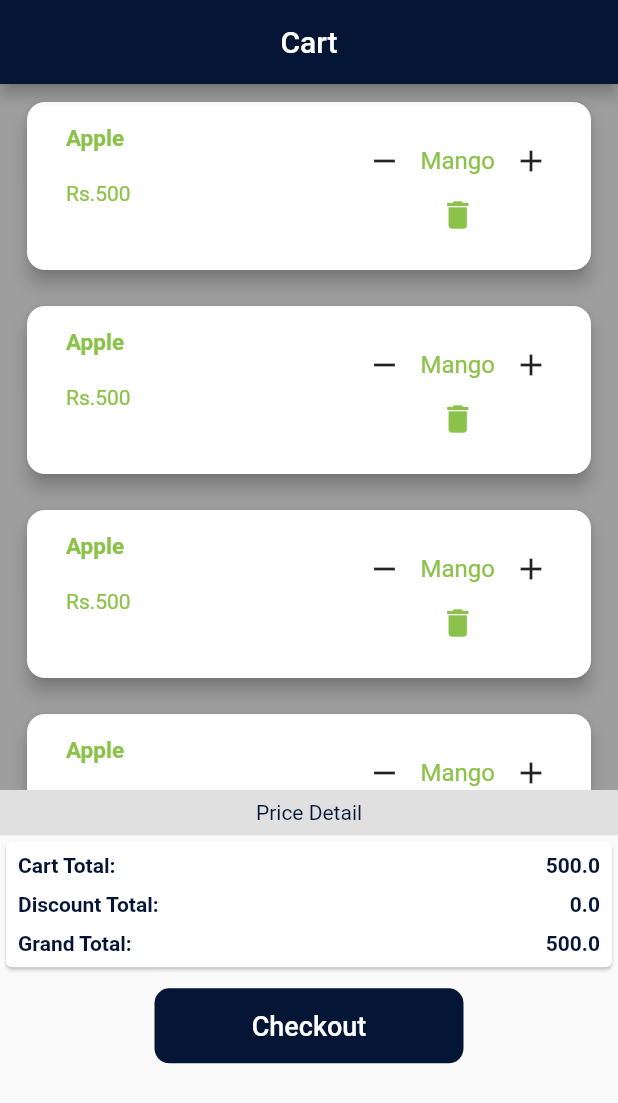
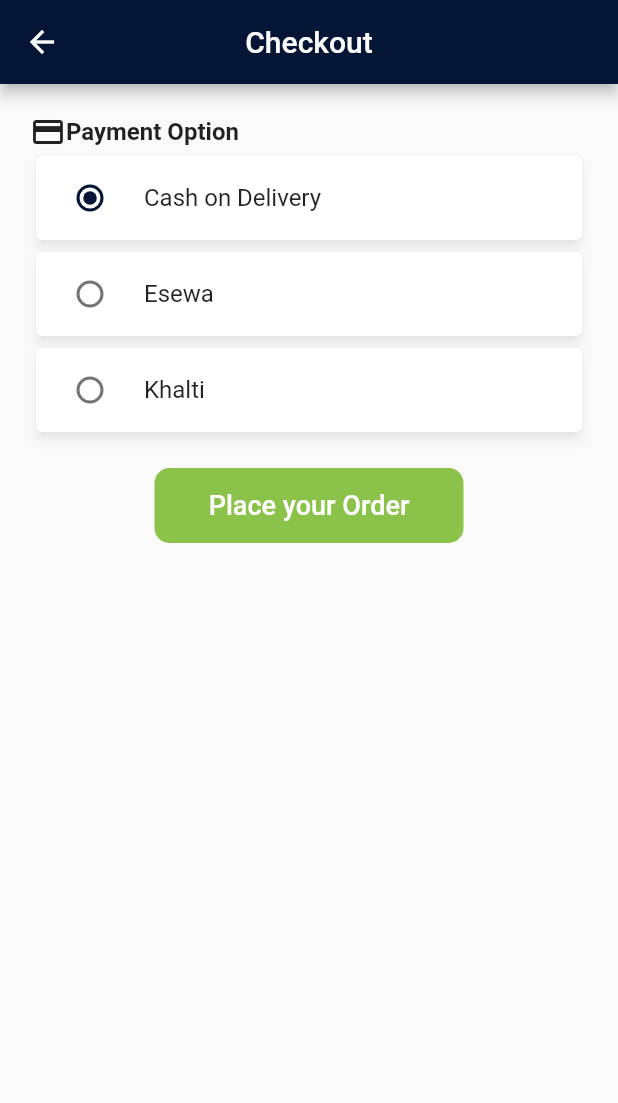
Before and after one commit to puzanadhikari/roomfinder, a Flutter app: the CartPage screen opened directly, after a tap on "Checkout", on a phone screen of 412 x 824 dp. Shown: the top 1103 px of the screen. Run offline on Flutter 3.47's test engine with Material 2 defaults, Android fonts, the phone set to English and light mode, and no system bars; our stand-ins replace carousel_slider, cloud_firestore, curved_navigation_bar, file_picker, firebase_auth, firebase_core and 7 more; missing offline and left inert: flutter_facebook_auth, flutter_pdfview; accounts and stored records are empty.

Commit message:
changes in payment

```diff
--- /dev/null
+++ b/lib/Constants/checkoutPage.dart
@@ -0,0 +1,112 @@
+import 'package:flutter/material.dart';
+import 'package:meroapp/Constants/styleConsts.dart';
+
+class CheckoutPage extends StatefulWidget {
+  int grandTotal;
+  CheckoutPage({super.key,required this.grandTotal});
+
+  @override
+  State<CheckoutPage> createState() => _CheckoutPageState();
+}
+
+class _CheckoutPageState extends State<CheckoutPage> {
+  String _paymentMethod = 'COD';
+
+  @override
+  Widget build(BuildContext context) {
+    return Scaffold(
+      appBar: AppBar(
+        title: Text("Checkout"),
+        centerTitle: true,
+        backgroundColor: kThemeColor,
+      ),
+      body: Padding(
+        padding: const EdgeInsets.all(20.0),
+        child: Column(
+          children: [
+            Row(
+              children: [
+                Icon(Icons.payment),
+                Text(
+                  "Payment Option",
+                  style: TextStyle(fontSize: 16, fontWeight: FontWeight.bold),
+                )
+              ],
+            ),
+            Card(
+              elevation: 3,
+              shadowColor: Colors.white60,
+              child: RadioListTile(
+                activeColor: kThemeColor,
+                title: Text('Cash on Delivery'),
+                value: 'COD',
+                groupValue: _paymentMethod,
+                onChanged: (value) {
+                  setState(() {
+                    _paymentMethod = value.toString();
+                  });
+                },
+              ),
+            ),
+            Card(
+              elevation: 3,
+              shadowColor: Colors.white60,
+              child: RadioListTile(
+                activeColor: kThemeColor,
+                title: Text('Esewa'),
+                value: 'eSewa',
+                groupValue: _paymentMethod,
+                onChanged: (value) {
+                  setState(() {
+                    _paymentMethod = value.toString();
+                  });
+                },
+              ),
+            ),
+            Card(
+              elevation: 3,
+              shadowColor: Colors.white60,
+              child: RadioListTile(
+                activeColor: kThemeColor,
+                title: Text('Khalti'),
+                value: 'Khalti',
+                groupValue: _paymentMethod,
+                onChanged: (value) {
+                  setState(() {
+                    _paymentMethod = value.toString();
+                  });
+                },
+              ),
+            ),
+            SizedBox(height: 20),
+            Container(
+              height: 50,
+              width: MediaQuery.of(context).size.width/2,
+              child: ElevatedButton(
+                onPressed: () {
+                  print('Payment Method: $_paymentMethod');
+                },
+                style: ElevatedButton.styleFrom(
+                  elevation: 0,
+                  primary:  appBarColor,
+                  shape: RoundedRectangleBorder(
+                    borderRadius:
+                    BorderRadius.circular(
+                        10.0),
+                  ),
+                ),
+                child: Text(
+                  "Place your Order",
+                  style: TextStyle(
+                    fontSize: 18,
+                    color: Colors.white,
+                  ),
+                ),
+              ),
+            ),
+          ],
+        ),
+      ),
+    );
+  }
+}
--- a/lib/cartPage.dart
+++ b/lib/cartPage.dart
@@ -1,5 +1,7 @@
 import 'package:flutter/material.dart';
 import 'package:meroapp/Constants/styleConsts.dart';
+
+import 'Constants/checkoutPage.dart';
 class CartPage extends StatefulWidget {
   const CartPage({super.key});
 
@@ -8,6 +10,7 @@ class CartPage extends StatefulWidget {
 }
 
 class _CartPageState extends State<CartPage> {
+  int grandTotal = 10000;
   @override
   Widget build(BuildContext context) {
     return Scaffold(
@@ -139,7 +142,7 @@ class _CartPageState extends State<CartPage> {
                         mainAxisAlignment: MainAxisAlignment.spaceBetween,
                         children: [
                           Text("Grand Total:",style: TextStyle(color: kThemeColor,fontWeight: FontWeight.bold),),
-                          Text("500.0",style: TextStyle(color: kThemeColor,fontWeight: FontWeight.bold),),
+                          Text(grandTotal.toString(),style: TextStyle(color: kThemeColor,fontWeight: FontWeight.bold),),
                         ],
                       )
                     ],
@@ -153,7 +156,7 @@ class _CartPageState extends State<CartPage> {
               width: MediaQuery.of(context).size.width/2,
               child: ElevatedButton(
                 onPressed: () {
-                  // Navigator.push(context, MaterialPageRoute(builder: (context)=>CheckoutPage()));
+                  Navigator.push(context, MaterialPageRoute(builder: (context)=>CheckoutPage(grandTotal: grandTotal)));
                 },
                 style: ElevatedButton.styleFrom(
                   elevation: 0,
--- a/pubspec.yaml
+++ b/pubspec.yaml
@@ -45,6 +45,7 @@ dependencies:
   curved_navigation_bar:
   animated_toggle_switch: ^0.8.2
   lite_rolling_switch: ^1.0.1
+  khalti_flutter:
   flutter:
     sdk: flutter
 
```
Also changed, not shown: pubspec.lock.
